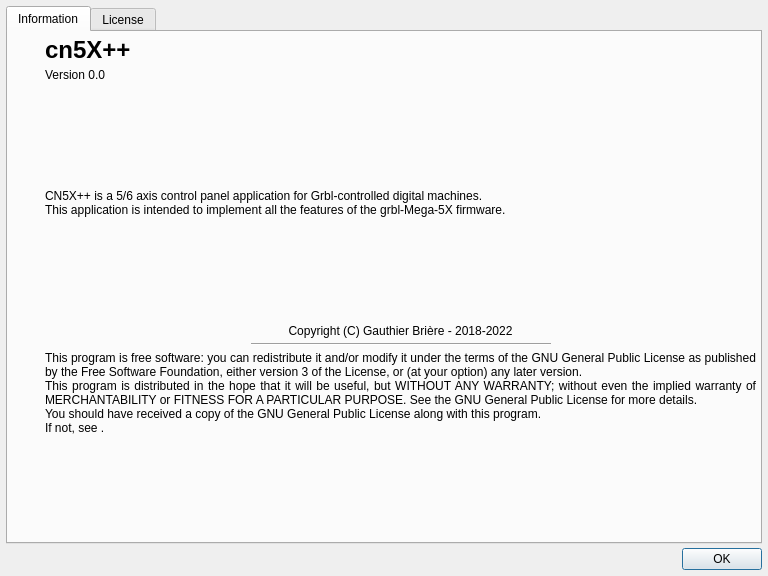
fra589/cn5X, file dlgAPropos.ui: the form before one commit.
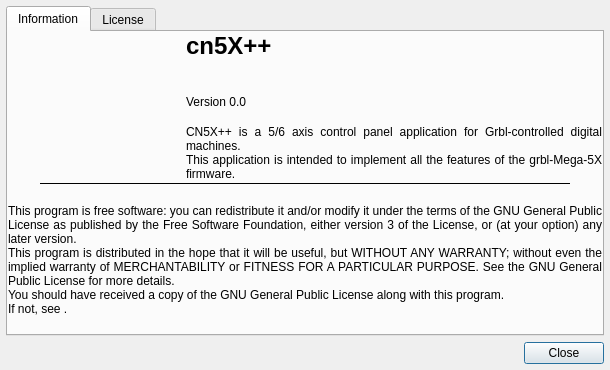
The form after the commit. Icons and pictures are not drawn.

```diff
--- a/dlgAPropos.ui
+++ b/dlgAPropos.ui
@@ -30,26 +30,16 @@
    <rect>
     <x>0</x>
     <y>0</y>
-    <width>768</width>
-    <height>576</height>
+    <width>610</width>
+    <height>370</height>
    </rect>
   </property>
   <property name="windowTitle">
    <string>About cn5X++</string>
   </property>
-  <property name="windowIcon">
-   <iconset resource="cn5X.qrc">
-    <normaloff>:/cn5X/images/XYZAB.svg</normaloff>:/cn5X/images/XYZAB.svg</iconset>
-  </property>
-  <property name="sizeGripEnabled">
-   <bool>false</bool>
-  </property>
-  <property name="modal">
-   <bool>true</bool>
-  </property>
-  <layout class="QVBoxLayout" name="verticalLayout_4">
+  <layout class="QVBoxLayout" name="verticalLayout_5">
    <property name="spacing">
-    <number>4</number>
+    <number>6</number>
    </property>
    <property name="leftMargin">
     <number>6</number>
@@ -72,28 +62,29 @@
       <attribute name="title">
        <string>Information</string>
       </attribute>
-      <layout class="QHBoxLayout" name="horizontalLayout_3">
+      <layout class="QVBoxLayout" name="verticalLayout">
        <property name="spacing">
-        <number>4</number>
+        <number>0</number>
        </property>
        <property name="leftMargin">
-        <number>4</number>
+        <number>0</number>
        </property>
        <property name="topMargin">
-        <number>4</number>
+        <number>0</number>
        </property>
        <property name="rightMargin">
-        <number>4</number>
+        <number>0</number>
        </property>
        <property name="bottomMargin">
-        <number>4</number>
+        <number>0</number>
        </property>
        <item>
-        <widget class="QFrame" name="frame">
-         <layout class="QVBoxLayout" name="verticalLayout_2">
-          <property name="leftMargin">
+        <layout class="QVBoxLayout" name="verticalLayout_4">
+         <property name="spacing">
            <number>0</number>
           </property>
+         <item>
+          <layout class="QHBoxLayout" name="horizontalLayout_2">
           <item>
            <widget class="QLabel" name="label">
             <property name="maximumSize">
@@ -120,26 +111,7 @@
            </widget>
           </item>
           <item>
-           <spacer name="verticalSpacer_3">
-            <property name="orientation">
-             <enum>Qt::Vertical</enum>
-            </property>
-            <property name="sizeHint" stdset="0">
-             <size>
-              <width>20</width>
-              <height>40</height>
-             </size>
-            </property>
-           </spacer>
-          </item>
-         </layout>
-        </widget>
-       </item>
-       <item>
-        <layout class="QVBoxLayout" name="verticalLayout_3">
-         <property name="spacing">
-          <number>4</number>
-         </property>
+            <layout class="QVBoxLayout" name="verticalLayout_2">
          <item>
           <widget class="QLabel" name="label_2">
            <property name="text">
@@ -157,19 +129,6 @@
            </property>
           </widget>
          </item>
-         <item>
-          <spacer name="verticalSpacer_2">
-           <property name="orientation">
-            <enum>Qt::Vertical</enum>
-           </property>
-           <property name="sizeHint" stdset="0">
-            <size>
-             <width>20</width>
-             <height>40</height>
-            </size>
-           </property>
-          </spacer>
-         </item>
          <item>
           <widget class="QLabel" name="label_3">
            <property name="text">
@@ -184,41 +143,19 @@
            </property>
           </widget>
          </item>
-         <item>
-          <spacer name="verticalSpacer_5">
-           <property name="orientation">
-            <enum>Qt::Vertical</enum>
-           </property>
-           <property name="sizeHint" stdset="0">
-            <size>
-             <width>20</width>
-             <height>40</height>
-            </size>
-           </property>
-          </spacer>
-         </item>
-         <item>
-          <widget class="QLabel" name="label_5">
-           <property name="text">
-            <string notr="true">Copyright (C) Gauthier Brière - 2018-2022</string>
-           </property>
-           <property name="alignment">
-            <set>Qt::AlignCenter</set>
-           </property>
-          </widget>
+            </layout>
+           </item>
+          </layout>
          </item>
          <item>
-          <widget class="QFrame" name="frame">
+          <widget class="QWidget" name="widget" native="true">
            <property name="maximumSize">
             <size>
              <width>16777215</width>
              <height>5</height>
             </size>
            </property>
-           <property name="lineWidth">
-            <number>3</number>
-           </property>
-           <layout class="QHBoxLayout" name="horizontalLayout_2">
+           <layout class="QHBoxLayout" name="horizontalLayout_3">
             <property name="spacing">
              <number>0</number>
             </property>
@@ -251,10 +188,13 @@
              <widget class="Line" name="line">
               <property name="minimumSize">
                <size>
-                <width>300</width>
+                <width>530</width>
                 <height>0</height>
                </size>
               </property>
+              <property name="frameShadow">
+               <enum>QFrame::Plain</enum>
+              </property>
               <property name="orientation">
                <enum>Qt::Horizontal</enum>
               </property>
@@ -292,19 +232,6 @@
            </property>
           </widget>
          </item>
-         <item>
-          <spacer name="verticalSpacer_4">
-           <property name="orientation">
-            <enum>Qt::Vertical</enum>
-           </property>
-           <property name="sizeHint" stdset="0">
-            <size>
-             <width>20</width>
-             <height>40</height>
-            </size>
-           </property>
-          </spacer>
-         </item>
         </layout>
        </item>
       </layout>
@@ -313,7 +240,7 @@
       <attribute name="title">
        <string>License</string>
       </attribute>
-      <layout class="QHBoxLayout" name="horizontalLayout_4">
+      <layout class="QVBoxLayout" name="verticalLayout_3">
        <property name="spacing">
         <number>0</number>
        </property>
@@ -348,9 +275,6 @@
    </item>
    <item>
     <layout class="QHBoxLayout" name="horizontalLayout">
-     <property name="spacing">
-      <number>0</number>
-     </property>
      <item>
       <spacer name="horizontalSpacer">
        <property name="orientation">
@@ -366,11 +290,17 @@
      </item>
      <item>
       <widget class="QDialogButtonBox" name="buttonBox">
+       <property name="sizePolicy">
+        <sizepolicy hsizetype="Fixed" vsizetype="Fixed">
+         <horstretch>0</horstretch>
+         <verstretch>0</verstretch>
+        </sizepolicy>
+       </property>
        <property name="orientation">
         <enum>Qt::Horizontal</enum>
        </property>
        <property name="standardButtons">
-        <set>QDialogButtonBox::Ok</set>
+        <set>QDialogButtonBox::Close</set>
        </property>
       </widget>
      </item>
```
Left out of the diff: 56 changed lines with no effect on the pictures. Lines whose indentation alone changed are shown as unchanged.
